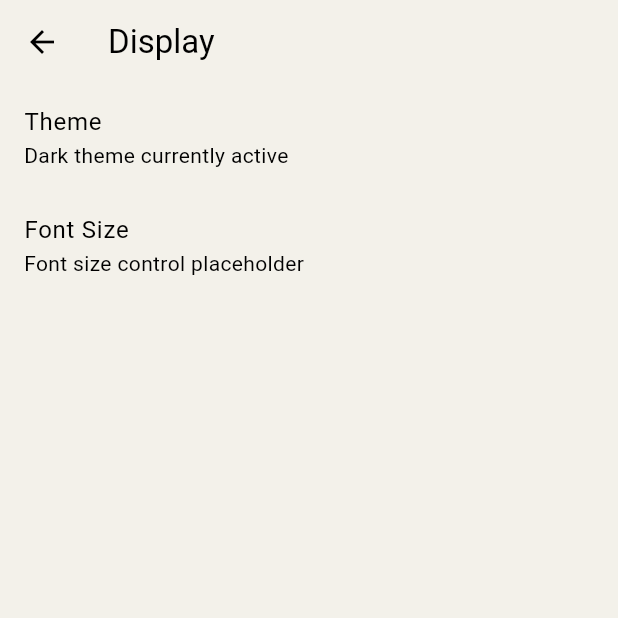
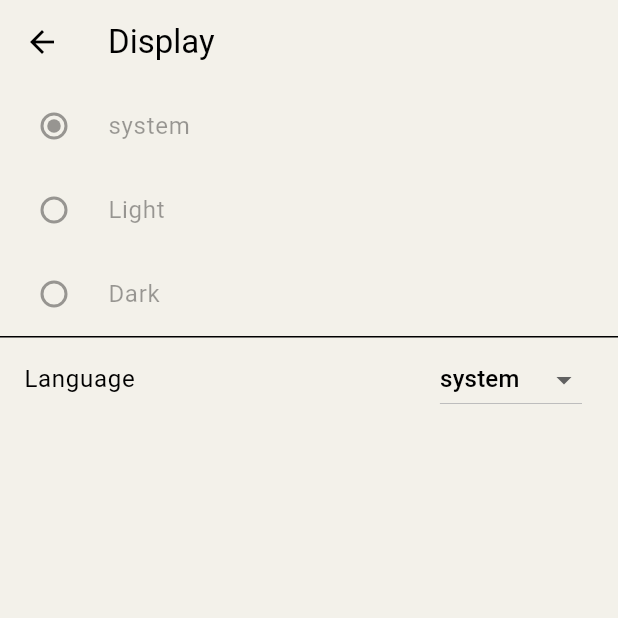
Before and after one commit to bravo-nineteen/Airsoft-App, a Flutter app: the DisplaySettingsScreen screen opened directly, on a phone screen of 412 x 824 dp, the top half of it. Run offline on Flutter 3.47's test engine with Material 3 defaults, Android fonts, the phone set to English and light mode, and no system bars; our stand-ins replace extended_image, firebase_core, firebase_messaging, flutter_map, image_cropper, image_picker and 3 more; accounts and stored records are empty; network calls fail.

Commit message:
Fix settings and display screen compile errors
Agent-Logs-Url: https://github.com/bravo-nineteen/Airsoft-App/sessions/0bb6b1d3-80eb-474b-a8f5-8533bf856ba8

Co-authored-by: bravo-nineteen <224988723+bravo-nineteen@users.noreply.github.com>

```diff
--- a/lib/features/settings/display_settings_screen.dart
+++ b/lib/features/settings/display_settings_screen.dart
@@ -3,22 +3,72 @@ import 'package:flutter/material.dart';
 import '../../app/localization/app_localizations.dart';
 
 class DisplaySettingsScreen extends StatelessWidget {
-  const DisplaySettingsScreen({super.key});
+  const DisplaySettingsScreen({
+    super.key,
+    this.currentLocale,
+    this.onLocaleChanged,
+    this.currentThemeMode,
+    this.onThemeModeChanged,
+  });
+
+  final Locale? currentLocale;
+  final ValueChanged<Locale?>? onLocaleChanged;
+  final ThemeMode? currentThemeMode;
+  final ValueChanged<ThemeMode>? onThemeModeChanged;
 
   @override
   Widget build(BuildContext context) {
     final l10n = AppLocalizations.of(context);
+    final selectedThemeMode = currentThemeMode ?? ThemeMode.system;
+    final selectedLocale = currentLocale?.languageCode;
+
     return Scaffold(
       appBar: AppBar(title: Text(l10n.t('display'))),
       body: ListView(
         children: [
+          RadioListTile<ThemeMode>(
+            title: Text(l10n.t('system')),
+            value: ThemeMode.system,
+            groupValue: selectedThemeMode,
+            onChanged: onThemeModeChanged,
+          ),
+          RadioListTile<ThemeMode>(
+            title: Text(l10n.lightMode),
+            value: ThemeMode.light,
+            groupValue: selectedThemeMode,
+            onChanged: onThemeModeChanged,
+          ),
+          RadioListTile<ThemeMode>(
+            title: Text(l10n.darkMode),
+            value: ThemeMode.dark,
+            groupValue: selectedThemeMode,
+            onChanged: onThemeModeChanged,
+          ),
+          const Divider(height: 1),
           ListTile(
-            title: Text(l10n.theme),
-            subtitle: Text(l10n.t('displayThemeSubtitle')),
-          ),
-          ListTile(
-            title: Text(l10n.fontSize),
-            subtitle: Text(l10n.t('fontSizePlaceholder')),
+            title: Text(l10n.language),
+            trailing: DropdownButton<String?>(
+              value: selectedLocale,
+              onChanged: (languageCode) {
+                onLocaleChanged?.call(
+                  languageCode == null ? null : Locale(languageCode),
+                );
+              },
+              items: [
+                DropdownMenuItem<String?>(
+                  value: null,
+                  child: Text(l10n.t('system')),
+                ),
+                DropdownMenuItem<String?>(
+                  value: 'en',
+                  child: Text(l10n.t('english')),
+                ),
+                DropdownMenuItem<String?>(
+                  value: 'ja',
+                  child: Text(l10n.t('japanese')),
+                ),
+              ],
+            ),
           ),
         ],
       ),
```
Also changed, not shown: lib/features/settings/settings_screen.dart (+60 -6 lines).
